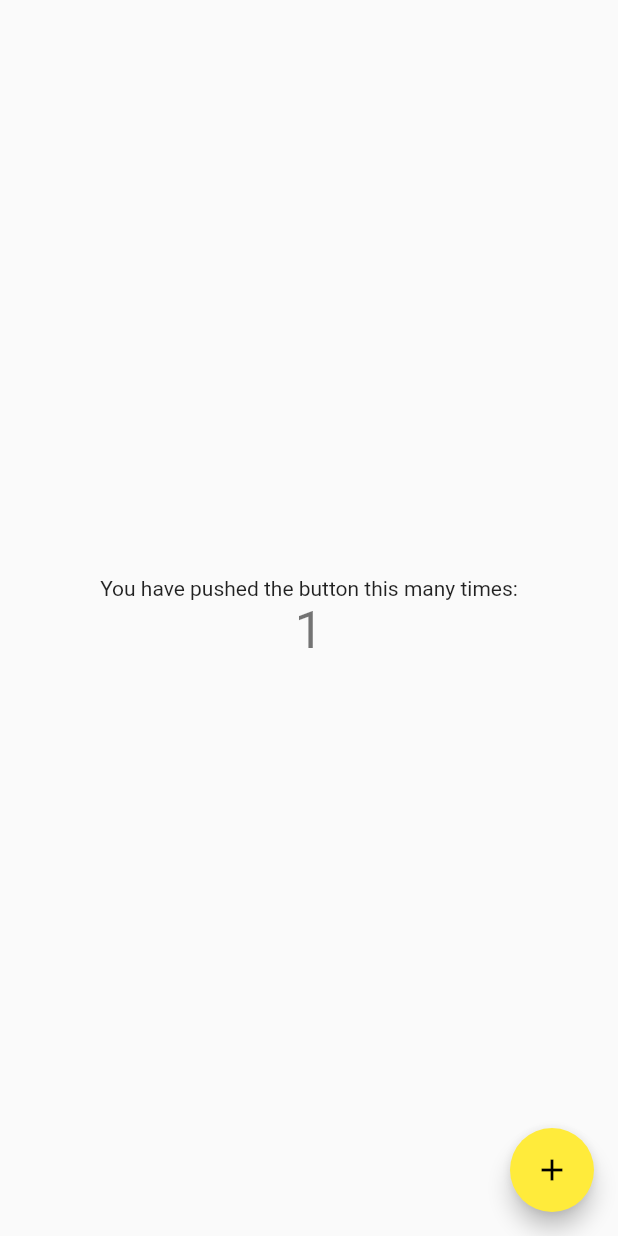
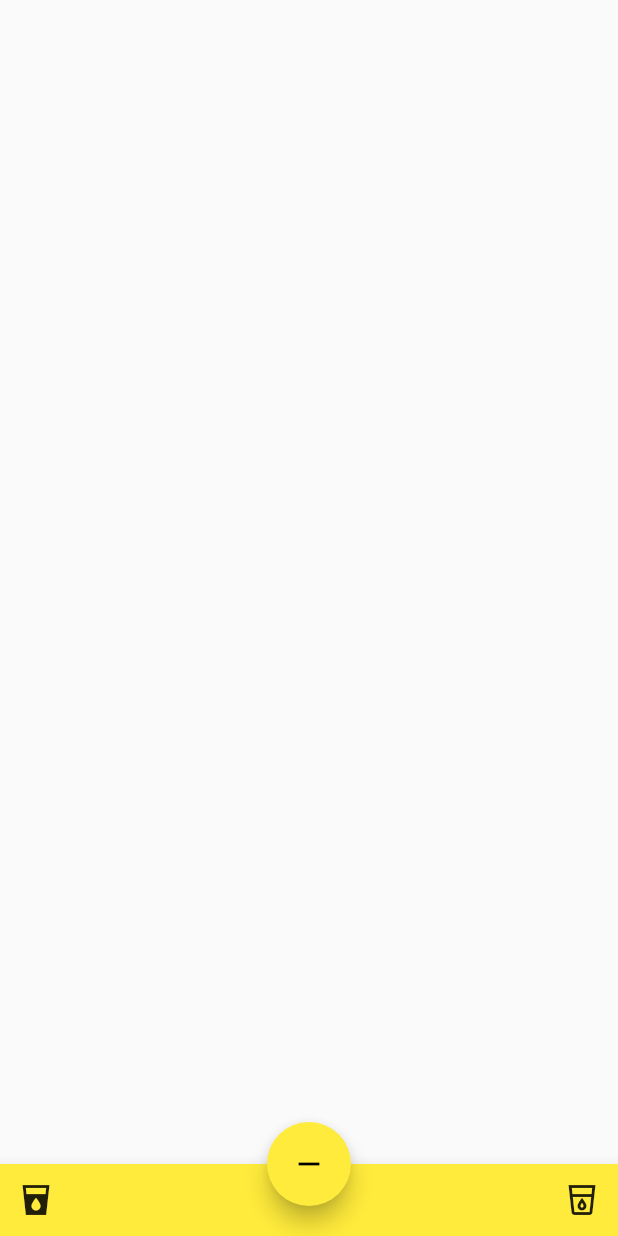
Before and after one commit to chaosfreak93/drink_tracker, a Flutter app: the screen it shows after launch, after a tap on the "add" icon, on a phone screen of 412 x 824 dp. Run offline on Flutter 3.47's test engine with Material 2 defaults, Android fonts, the light colour scheme and no system bars.

Commit message:
Bottom App Bar

```diff
--- a/lib/main.dart
+++ b/lib/main.dart
@@ -37,17 +37,18 @@ class DrinkList extends StatefulWidget {
 }
 
 class _DrinkListState extends State<DrinkList> {
-  int _counter = 0;
+  bool add = true;
 
-  void _incrementCounter() {
-    setState(() {
-      // This call to setState tells the Flutter framework that something has
-      // changed in this State, which causes it to rerun the build method below
-      // so that the display can reflect the updated values. If we changed
-      // _counter without calling setState(), then the build method would not be
-      // called again, and so nothing would appear to happen.
-      _counter++;
-    });
+  void _changeFloatbuttonState() {
+    if (add) {
+      setState(() {
+        add = false;
+      });
+    } else if (!add) {
+      setState(() {
+        add = true;
+      });
+    }
   }
 
   @override
@@ -78,22 +79,25 @@ class _DrinkListState extends State<DrinkList> {
           // axis because Columns are vertical (the cross axis would be
           // horizontal).
           mainAxisAlignment: MainAxisAlignment.center,
-          children: <Widget>[
-            const Text(
-              'You have pushed the button this many times:',
-            ),
-            Text(
-              '$_counter',
-              style: Theme.of(context).textTheme.headline4,
-            ),
+          children: <Widget>[],
+        ),
+      ),
+      floatingActionButton: FloatingActionButton(
+        onPressed: _changeFloatbuttonState,
+        tooltip: add ? 'Add Drink' : 'Remove Drink',
+        child: add ? const Icon(Icons.add) : const Icon(Icons.remove),
+      ), // This trailing comma makes auto-formatting nicer for build methods.
+      floatingActionButtonLocation: FloatingActionButtonLocation.centerDocked,
+      bottomNavigationBar: BottomAppBar(
+        color: Colors.yellow,
+        child: Row(
+          children: [
+            IconButton(icon: const Icon(Icons.local_drink_sharp), onPressed: () {}),
+            const Spacer(),
+            IconButton(icon: const Icon(Icons.local_drink_outlined), onPressed: () {})
           ],
         ),
       ),
-      floatingActionButton: FloatingActionButton(
-        onPressed: _incrementCounter,
-        tooltip: 'Increment',
-        child: const Icon(Icons.add),
-      ), // This trailing comma makes auto-formatting nicer for build methods.
     );
   }
 }
```
